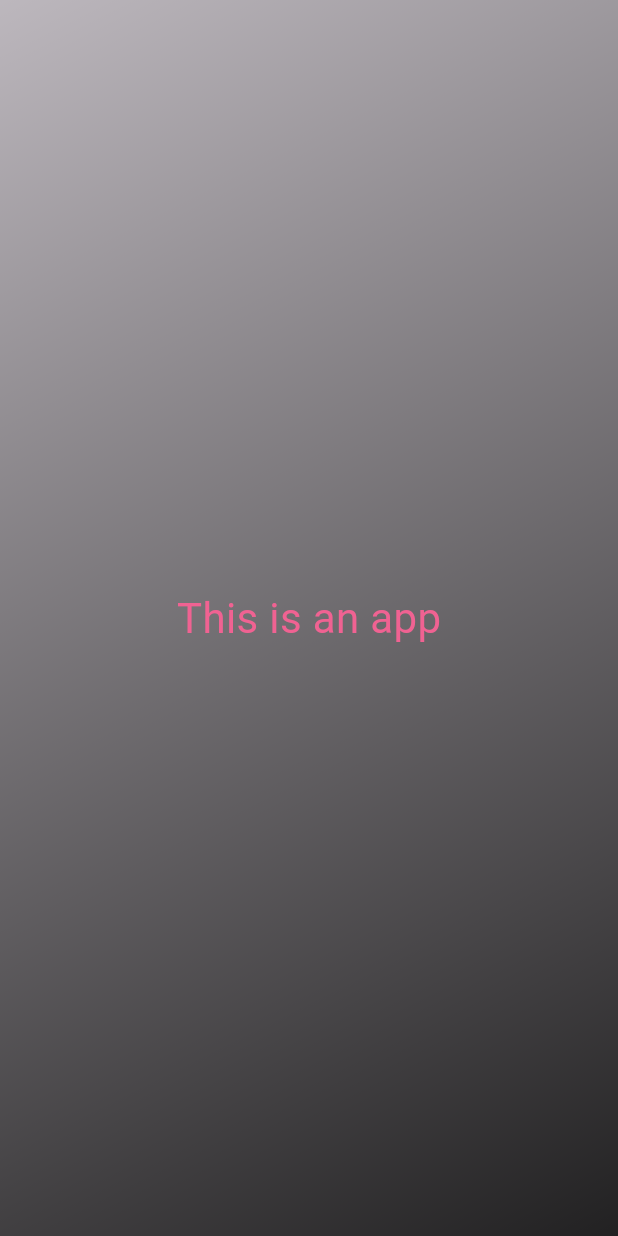
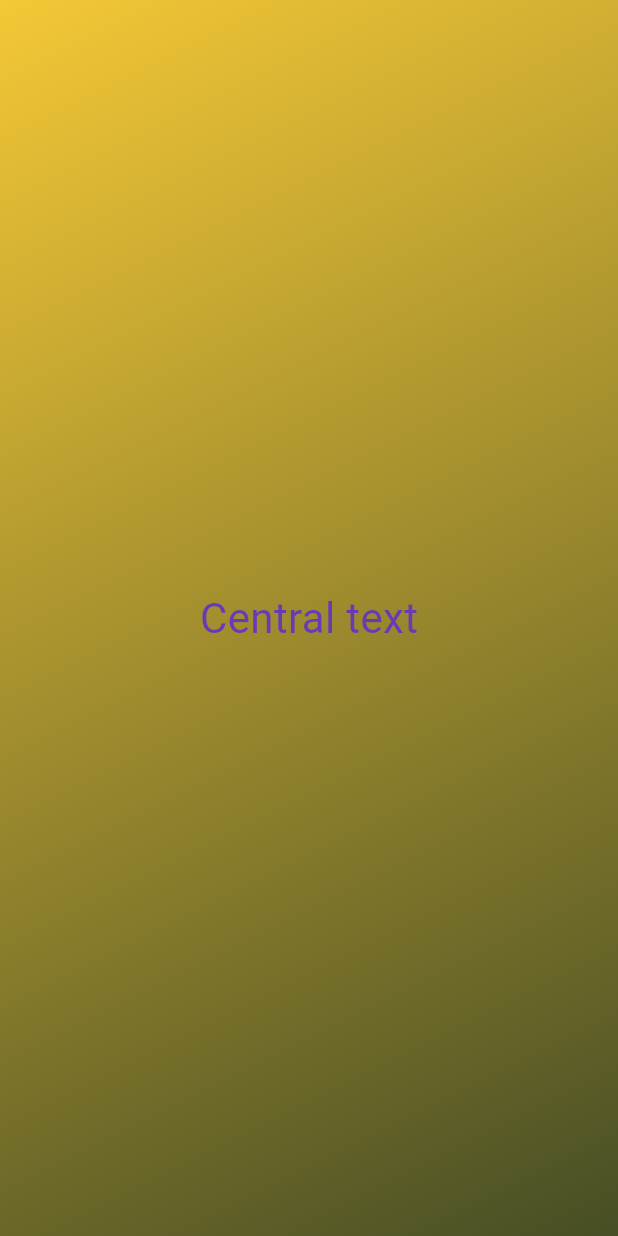
Before and after one commit to nevepura/dice_roll, a Flutter app: the screen it shows after launch, on a phone screen of 412 x 824 dp. Run offline on Flutter 3.47's test engine with Material 3 defaults, Android fonts, the phone set to English and light mode, and no system bars.

Commit message:
Made widgets dynamic with parameters

```diff
--- a/lib/gradient_container.dart
+++ b/lib/gradient_container.dart
@@ -2,21 +2,34 @@ import 'package:flutter/material.dart';
 import 'package:dice_roll/styled_text.dart';
 
 class GradientContainer extends StatelessWidget {
-  const GradientContainer({key}) : super(key: key);
+  const GradientContainer({
+    super.key,
+    this.startColor = Colors.black26,
+    this.endColor = Colors.black87,
+  });
   // A shortcut would be: const GradientContainer({super.key});
+
+  final Color startColor;
+  final Color endColor;
 
   @override
   Widget build(BuildContext context) {
     return Container(
-      decoration: const BoxDecoration(
+      decoration: BoxDecoration(
         gradient: LinearGradient(
           begin: Alignment.topLeft,
           end: Alignment.bottomRight,
-          colors: [Colors.black26, Colors.black87],
+          colors: [
+            startColor,
+            endColor,
+          ],
         ),
       ),
       child: const Center(
-        child: StyledText(),
+        child: StyledText(
+          "Central text",
+          textColor: Colors.deepPurple,
+        ),
       ),
     );
   }
--- a/lib/main.dart
+++ b/lib/main.dart
@@ -5,7 +5,10 @@ void main() {
   runApp(
     const MaterialApp(
       home: Scaffold(
-        body: GradientContainer(),
+        body: GradientContainer(
+          startColor: Color.fromARGB(255, 244, 200, 54),
+          endColor: Color.fromARGB(255, 71, 78, 37),
+        ),
       ),
     ),
   );
--- a/lib/styled_text.dart
+++ b/lib/styled_text.dart
@@ -1,14 +1,21 @@
 import 'package:flutter/material.dart';
 
 class StyledText extends StatelessWidget {
-  const StyledText({super.key});
+  const StyledText(
+    String text, {
+    this.textColor = Colors.black,
+    super.key,
+  }) : outputText = text;
+
+  final String outputText;
+  final Color textColor;
 
   @override
   Widget build(BuildContext context) {
     return Text(
-      "This is an app",
+      outputText,
       style: TextStyle(
-        color: Colors.pink[300],
+        color: textColor,
         fontSize: 28,
       ),
     );
```
Also changed, not shown: pubspec.lock.
